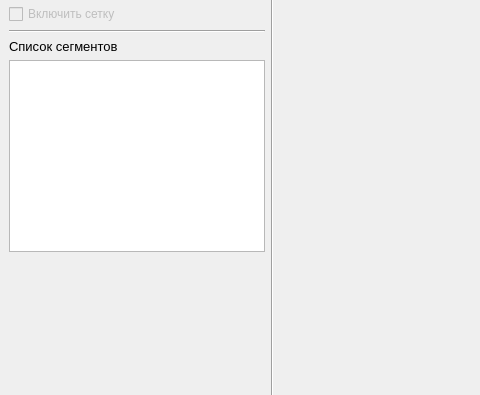
Before: the Qt Designer form assets/MainWindow.ui in ioyurev/fusion-analysis, drawn with Qt 5; both pictures show x 0 to 480 and y 127 to 522 of the 1024 by 768 pixel window.
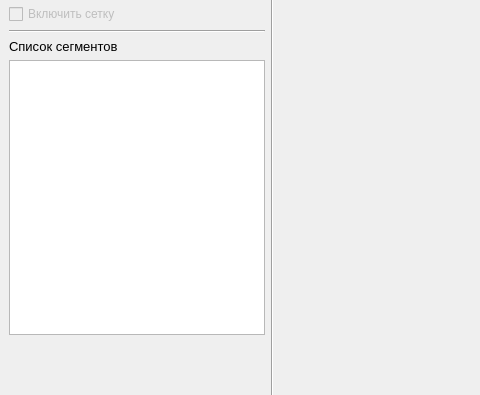
After: the same form once the commit is applied. Icons and pictures are not drawn.

```diff
--- a/assets/MainWindow.ui
+++ b/assets/MainWindow.ui
@@ -170,20 +170,7 @@
     <item row="0" column="0">
      <layout class="QGridLayout" name="gridLayout">
       <item row="8" column="0" colspan="2">
-       <widget class="QListWidget" name="listWidget">
-        <property name="sizePolicy">
-         <sizepolicy hsizetype="Minimum" vsizetype="Minimum">
-          <horstretch>0</horstretch>
-          <verstretch>0</verstretch>
-         </sizepolicy>
-        </property>
-        <property name="maximumSize">
-         <size>
-          <width>16777215</width>
-          <height>16777215</height>
-         </size>
-        </property>
-       </widget>
+       <widget class="QListWidget" name="listWidget"/>
       </item>
       <item row="1" column="1">
        <widget class="QComboBox" name="combobox_xaxis">
```
